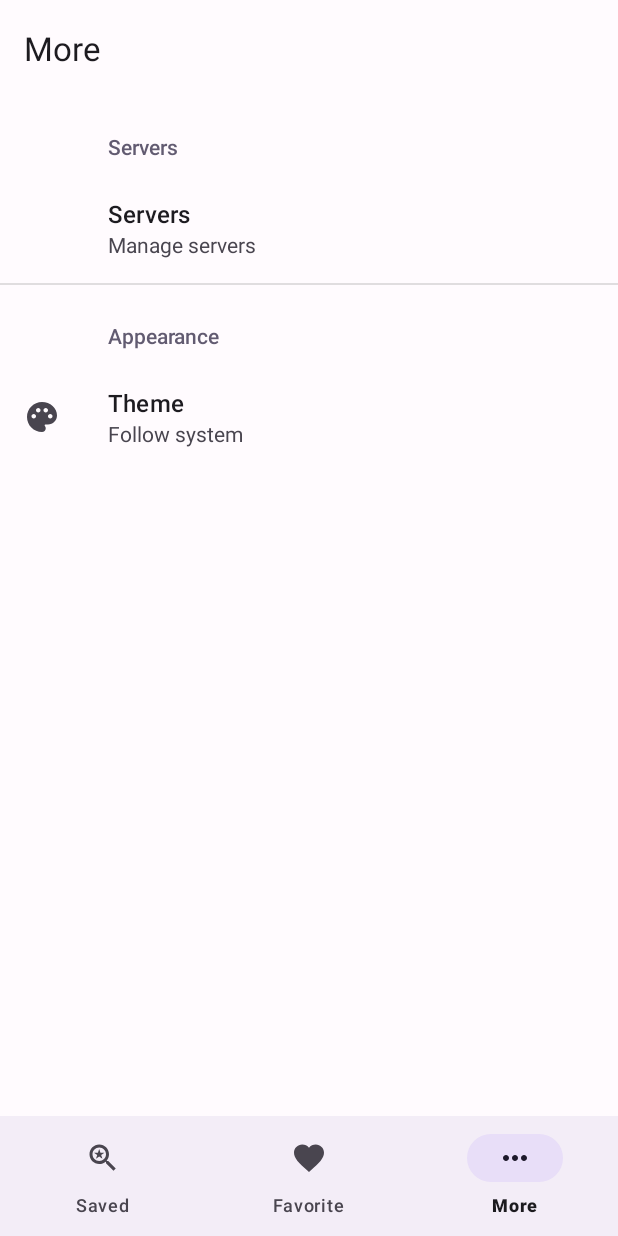
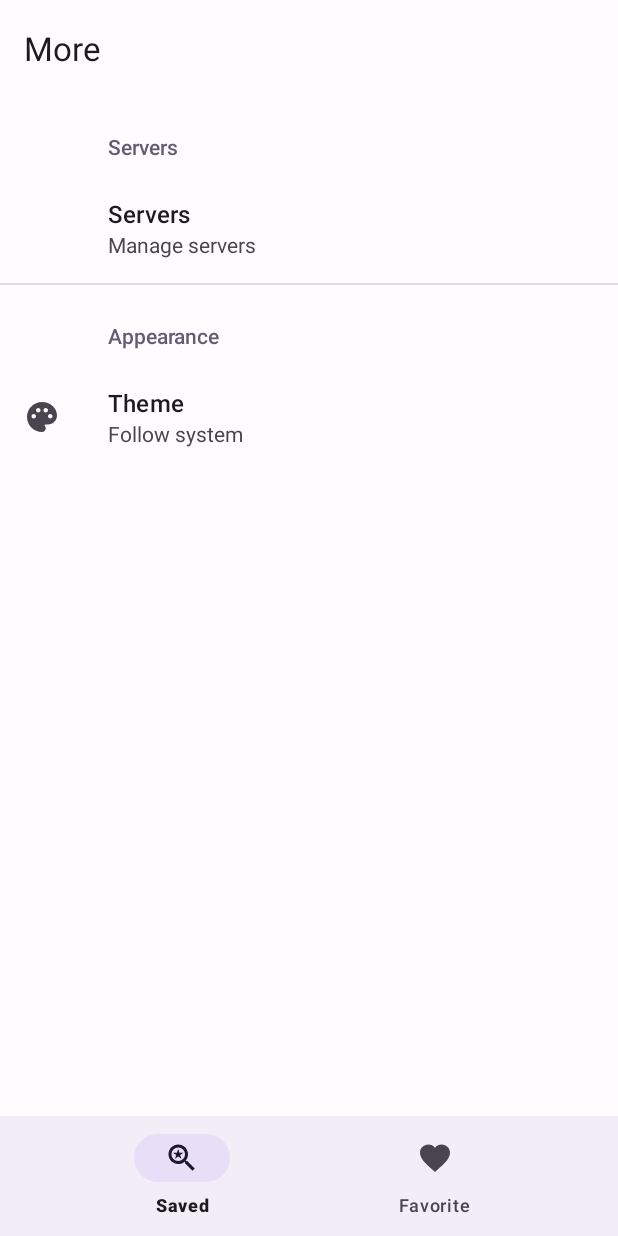
Before and after one commit to faldez/shachi, an Android app: the MoreFragment screen opened through its navigation route, on a phone screen of 412 x 824 dp. Run offline under Robolectric (Android 15) with nearby library versions, the phone set to English and light mode, and no system bars; our stand-ins replace Room's generated code, androidx.preference, navigation-ui, paging; network calls fail.

Commit message:
move tab more to saved search as button

```diff
--- a/app/src/main/java/com/faldez/sachi/ui/more/MoreFragment.kt
+++ b/app/src/main/java/com/faldez/sachi/ui/more/MoreFragment.kt
@@ -34,11 +34,9 @@
     override fun onActivityCreated(savedInstanceState: Bundle?) {
         super.onActivityCreated(savedInstanceState)
         viewModel = ViewModelProvider(this).get(MoreViewModel::class.java)
-        // TODO: Use the ViewModel
     }
 
     override fun onResume() {
         super.onResume()
-        (activity as MainActivity).showBottomNavigation()
     }
 }
--- a/app/src/main/java/com/faldez/sachi/ui/saved/SavedFragment.kt
+++ b/app/src/main/java/com/faldez/sachi/ui/saved/SavedFragment.kt
@@ -2,9 +2,7 @@
 
 import android.os.Bundle
 import android.util.Log
-import android.view.LayoutInflater
-import android.view.View
-import android.view.ViewGroup
+import android.view.*
 import androidx.core.os.bundleOf
 import androidx.fragment.app.Fragment
 import androidx.lifecycle.ViewModelProvider
@@ -28,7 +26,7 @@
 
     override fun onCreate(savedInstanceState: Bundle?) {
         super.onCreate(savedInstanceState)
-//        setHasOptionsMenu(true)
+        setHasOptionsMenu(true)
     }
 
     override fun onCreateView(
@@ -123,22 +121,22 @@
         super.onDestroy()
     }
 
-//
-//    override fun onCreateOptionsMenu(menu: Menu, inflater: MenuInflater) {
-//        inflater.inflate(R.menu.saved_search_menu, menu)
-//        super.onCreateOptionsMenu(menu, inflater)
-//    }
-//
-//    override fun onOptionsItemSelected(item: MenuItem): Boolean {
-//        Log.d("SavedFragment", "Search New")
-//        when (item.itemId) {
-//            R.id.browse_button -> {
-//                findNavController().navigate(R.id.action_saved_to_browse_new)
-//                (activity as MainActivity).hideBottomNavigation()
-//                return true
-//            }
-//        }
-//
-//        return super.onOptionsItemSelected(item)
-//    }
+
+    override fun onCreateOptionsMenu(menu: Menu, inflater: MenuInflater) {
+        inflater.inflate(R.menu.saved_search_menu, menu)
+        super.onCreateOptionsMenu(menu, inflater)
+    }
+
+    override fun onOptionsItemSelected(item: MenuItem): Boolean {
+        Log.d("SavedFragment", "Search New")
+        when (item.itemId) {
+            R.id.more_button -> {
+                findNavController().navigate(R.id.action_saved_to_more)
+                (activity as MainActivity).hideBottomNavigation()
+                return true
+            }
+        }
+
+        return super.onOptionsItemSelected(item)
+    }
 }
--- /dev/null
+++ b/app/src/main/res/drawable/ic_baseline_settings_24.xml
@@ -0,0 +1,10 @@
+<vector xmlns:android="http://schemas.android.com/apk/res/android"
+    android:width="24dp"
+    android:height="24dp"
+    android:viewportWidth="24"
+    android:viewportHeight="24"
+    android:tint="?attr/colorControlNormal">
+  <path
+      android:fillColor="@android:color/white"
+      android:pathData="M19.14,12.94c0.04,-0.3 0.06,-0.61 0.06,-0.94c0,-0.32 -0.02,-0.64 -0.07,-0.94l2.03,-1.58c0.18,-0.14 0.23,-0.41 0.12,-0.61l-1.92,-3.32c-0.12,-0.22 -0.37,-0.29 -0.59,-0.22l-2.39,0.96c-0.5,-0.38 -1.03,-0.7 -1.62,-0.94L14.4,2.81c-0.04,-0.24 -0.24,-0.41 -0.48,-0.41h-3.84c-0.24,0 -0.43,0.17 -0.47,0.41L9.25,5.35C8.66,5.59 8.12,5.92 7.63,6.29L5.24,5.33c-0.22,-0.08 -0.47,0 -0.59,0.22L2.74,8.87C2.62,9.08 2.66,9.34 2.86,9.48l2.03,1.58C4.84,11.36 4.8,11.69 4.8,12s0.02,0.64 0.07,0.94l-2.03,1.58c-0.18,0.14 -0.23,0.41 -0.12,0.61l1.92,3.32c0.12,0.22 0.37,0.29 0.59,0.22l2.39,-0.96c0.5,0.38 1.03,0.7 1.62,0.94l0.36,2.54c0.05,0.24 0.24,0.41 0.48,0.41h3.84c0.24,0 0.44,-0.17 0.47,-0.41l0.36,-2.54c0.59,-0.24 1.13,-0.56 1.62,-0.94l2.39,0.96c0.22,0.08 0.47,0 0.59,-0.22l1.92,-3.32c0.12,-0.22 0.07,-0.47 -0.12,-0.61L19.14,12.94zM12,15.6c-1.98,0 -3.6,-1.62 -3.6,-3.6s1.62,-3.6 3.6,-3.6s3.6,1.62 3.6,3.6S13.98,15.6 12,15.6z"/>
+</vector>
--- a/app/src/main/res/menu/bottom_navigation_menu.xml
+++ b/app/src/main/res/menu/bottom_navigation_menu.xml
@@ -10,9 +10,4 @@
         android:enabled="true"
         android:icon="@drawable/ic_baseline_favorite_24"
         android:title="@string/favorite"/>
-    <item
-        android:id="@+id/moreFragment"
-        android:enabled="true"
-        android:icon="@drawable/ic_baseline_more_horiz_24"
-        android:title="@string/more"/>
 </menu>
--- a/app/src/main/res/menu/saved_search_menu.xml
+++ b/app/src/main/res/menu/saved_search_menu.xml
@@ -2,9 +2,9 @@
 <menu xmlns:android="http://schemas.android.com/apk/res/android"
     xmlns:app="http://schemas.android.com/apk/res-auto">
     <item
-        android:id="@+id/browse_button"
+        android:id="@+id/more_button"
         android:enabled="true"
-        android:icon="@drawable/ic_baseline_search_24"
+        android:icon="@drawable/ic_baseline_settings_24"
         android:title="@string/search"
         app:showAsAction="always"/>
 </menu>
--- a/app/src/main/res/navigation/nav_graph.xml
+++ b/app/src/main/res/navigation/nav_graph.xml
@@ -40,6 +40,13 @@
             app:exitAnim="@anim/fade_out"
             app:popEnterAnim="@anim/fade_in"
             app:popExitAnim="@anim/slide_out_down" />
+        <action
+            android:id="@+id/action_saved_to_more"
+            app:destination="@id/moreFragment"
+            app:enterAnim="@anim/slide_in_up"
+            app:exitAnim="@anim/fade_out"
+            app:popEnterAnim="@anim/fade_in"
+            app:popExitAnim="@anim/slide_out_down"/>
     </fragment>
     <fragment
         android:id="@+id/favoriteFragment"
```
